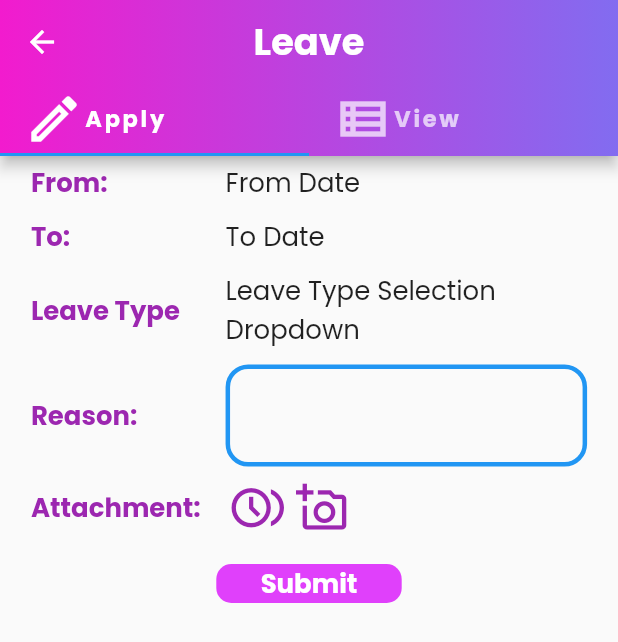
After one commit to Sadja18/school, a Flutter app: the AttedanceLeaveScreen screen opened by its route, after a tap on "Leaves", on a phone screen of 412 x 824 dp. The commit adds this screen. Shown: the top 642 px of the screen. Run offline on Flutter 3.47's test engine with Material 2 defaults, Android fonts, the phone set to English and light mode, and no system bars; our stand-ins replace image_picker, sqflite, syncfusion_flutter_calendar; missing offline and left inert: table_sticky_headers; accounts and stored records are empty; project files that could hold a hidden picture were left out.

Commit message:
version: 2.2.9.001, leave apply added

```diff
--- a/lib/main.dart
+++ b/lib/main.dart
@@ -8,6 +8,8 @@ import './screens/new_assessment.dart';
 import '../services/helper_db.dart';
 import './screens/dashboard.dart';
 import './screens/login.dart';
+import './screens/attendance_leave.dart';
+import './screens/leave.dart';
 import './services/sync_services.dart';
 // import './screens/dummy.dart';
 import './widgets/sticky_basic_reading_widget.dart';
@@ -87,13 +89,15 @@ class _MyAppState extends State<MyApp> {
 
         /// the other paths are just specifying which Navigation route maps to which widget
         /// all the widgets mapped to the routes are defined in <project_home>/lib/screens directory
+        Login.routeName: (ctx) => Login(),
         Dashboard.routeName: (ctx) => Dashboard(),
-        Login.routeName: (ctx) => Login(),
+        AttedanceLeaveScreen.routeName: (ctx) => AttedanceLeaveScreen(),
+        StickyAttendance.routeName: (ctx) => StickyAttendance(),
+        LeaveScreen.routeName: (ctx) => LeaveScreen(),
         AssessmentScreen.routeName: (ctx) => AssessmentScreen(),
         StickyBasicReading.routeName: (ctx) => StickyBasicReading(),
         StickyNumericAbility.routeName: (ctx) => StickyNumericAbility(),
-        StickyAttendance.routeName: (ctx) => StickyAttendance(),
-        PaceAssessmentScreen.routeName: (ctx) => PaceAssessmentScreen()
+        PaceAssessmentScreen.routeName: (ctx) => PaceAssessmentScreen(),
       },
     );
   }
--- /dev/null
+++ b/lib/screens/attendance_leave.dart
@@ -0,0 +1,118 @@
+import 'package:flutter/material.dart';
+
+import '../widgets/sticky_attendance_widget.dart';
+import './leave.dart';
+
+class AttedanceLeaveScreen extends StatelessWidget {
+  static const routeName = "/screen-attendance-leave";
+  const AttedanceLeaveScreen({Key? key}) : super(key: key);
+
+  @override
+  Widget build(BuildContext context) {
+    var statusBarHeight = MediaQuery.of(context).padding.top;
+    var appBarHeight = kToolbarHeight;
+    return Scaffold(
+      appBar: AppBar(
+        centerTitle: true,
+        title: Container(
+          alignment: Alignment.topCenter,
+          child: const Text(
+            "Attendance/Leave",
+            style: TextStyle(
+              color: Colors.white,
+              fontWeight: FontWeight.bold,
+            ),
+          ),
+        ),
+        backgroundColor: Theme.of(context).primaryColor,
+        flexibleSpace: Container(
+          decoration: const BoxDecoration(
+            gradient: LinearGradient(
+              colors: <Color>[
+                Color(0xfff21bce),
+                Color(0xff826cf0),
+              ],
+            ),
+          ),
+        ),
+      ),
+      body: Container(
+        width: MediaQuery.of(context).size.width,
+        height: MediaQuery.of(context).size.height -
+            (statusBarHeight + appBarHeight + 1),
+        decoration: const BoxDecoration(),
+        alignment: Alignment.topCenter,
+        child: Column(
+          mainAxisAlignment: MainAxisAlignment.spaceEvenly,
+          crossAxisAlignment: CrossAxisAlignment.center,
+          children: [
+            Container(
+              decoration: BoxDecoration(
+                border: Border.all(
+                  width: 4.0,
+                ),
+                borderRadius: BorderRadius.circular(
+                  10.0,
+                ),
+              ),
+              width: MediaQuery.of(context).size.width * 0.60,
+              height: MediaQuery.of(context).size.height * 0.30,
+              child: TextButton(
+                onPressed: () {
+                  Navigator.of(context).pushNamed(StickyAttendance.routeName);
+//
+                },
+                child: Column(
+                  mainAxisAlignment: MainAxisAlignment.center,
+                  crossAxisAlignment: CrossAxisAlignment.center,
+                  children: [
+                    Image.asset('assets/dashboardIcons/leave.png'),
+                    const Text(
+                      'Attendance',
+                      style: TextStyle(
+                        fontWeight: FontWeight.bold,
+                        fontSize: 20.0,
+                      ),
+                    ),
+                  ],
+                ),
+              ),
+            ),
+            Container(
+              decoration: BoxDecoration(
+                border: Border.all(
+                  width: 4.0,
+                ),
+                borderRadius: BorderRadius.circular(
+                  10.0,
+                ),
+              ),
+              width: MediaQuery.of(context).size.width * 0.60,
+              height: MediaQuery.of(context).size.height * 0.30,
+              child: TextButton(
+                onPressed: () {
+                  Navigator.of(context).pushNamed(LeaveScreen.routeName);
+//
+                },
+                child: Column(
+                  mainAxisAlignment: MainAxisAlignment.center,
+                  crossAxisAlignment: CrossAxisAlignment.center,
+                  children: [
+                    Image.asset('assets/dashboardIcons/leave.png'),
+                    const Text(
+                      'Leaves',
+                      style: TextStyle(
+                        fontWeight: FontWeight.bold,
+                        fontSize: 20.0,
+                      ),
+                    ),
+                  ],
+                ),
+              ),
+            ),
+          ],
+        ),
+      ),
+    );
+  }
+}
--- a/lib/screens/dashboard.dart
+++ b/lib/screens/dashboard.dart
@@ -4,6 +4,8 @@ import 'dart:developer';
 
 import 'package:flutter/foundation.dart';
 import 'package:flutter/material.dart';
+import 'package:school/screens/attendance_leave.dart';
+import 'package:school/screens/leave.dart';
 import '../services/helper_db.dart';
 // import 'package:school/screens/dummy.dart';
 // import 'package:workmanager/workmanager.dart';
@@ -15,7 +17,6 @@ import '../services/request_handler.dart';
 import '../screens/login.dart';
 import '../services/database_handler.dart';
 import '../services/sync_services.dart';
-import '../widgets/sticky_attendance_widget.dart';
 import '../widgets/pace_assessment.dart';
 import '../models/urlPaths.dart' as uri_paths;
 
@@ -276,7 +277,8 @@ class _DashboardState extends State<Dashboard> {
               height: MediaQuery.of(context).size.height * 0.30,
               child: TextButton(
                 onPressed: () {
-                  Navigator.of(context).pushNamed(StickyAttendance.routeName);
+                  Navigator.of(context)
+                      .pushNamed(AttedanceLeaveScreen.routeName);
 //
                 },
                 child: Column(
@@ -285,7 +287,7 @@ class _DashboardState extends State<Dashboard> {
                   children: [
                     Image.asset('assets/dashboardIcons/leave.png'),
                     const Text(
-                      'Attendance',
+                      'Attendance/Leave',
                       style: TextStyle(
                         fontWeight: FontWeight.bold,
                         fontSize: 20.0,
--- /dev/null
+++ b/lib/screens/leave.dart
@@ -0,0 +1,96 @@
+// ignore_for_file: prefer_const_literals_to_create_immutables, prefer_const_constructors
+
+import 'package:flutter/foundation.dart';
+import 'package:flutter/material.dart';
+import 'package:image_picker/image_picker.dart';
+
+import '../widgets/leave_apply.dart';
+import '../widgets/leave_view_applied.dart';
+
+class LeaveScreen extends StatefulWidget {
+  static const routeName = "/screen-leave";
+  const LeaveScreen({Key? key}) : super(key: key);
+
+  @override
+  State<LeaveScreen> createState() => _LeaveScreenState();
+}
+
+class _LeaveScreenState extends State<LeaveScreen> {
+  @override
+  Widget build(BuildContext context) {
+    return DefaultTabController(
+      length: 2,
+      child: Scaffold(
+        appBar: AppBar(
+          centerTitle: true,
+          title: const Text(
+            "Leave",
+            style: TextStyle(
+              color: Colors.white,
+              fontWeight: FontWeight.bold,
+            ),
+          ),
+          backgroundColor: Theme.of(context).primaryColor,
+          flexibleSpace: Container(
+            decoration: const BoxDecoration(
+              gradient: LinearGradient(
+                colors: <Color>[
+                  Color(0xfff21bce),
+                  Color(0xff826cf0),
+                ],
+              ),
+            ),
+          ),
+          bottom: TabBar(
+            tabs: [
+              Tab(
+                child: Row(
+                  children: const [
+                    Icon(
+                      Icons.create_outlined,
+                      semanticLabel: 'Apply for leave',
+                      size: 40,
+                    ),
+                    Text(
+                      'Apply',
+                      style: TextStyle(
+                        fontWeight: FontWeight.bold,
+                        fontSize: 15,
+                        letterSpacing: 1.8,
+                      ),
+                    ),
+                  ],
+                ),
+              ),
+              Tab(
+                child: Row(
+                  children: const [
+                    Icon(
+                      Icons.view_list_outlined,
+                      semanticLabel: 'View leave request status',
+                      size: 40,
+                    ),
+                    Text(
+                      'View',
+                      style: TextStyle(
+                        fontWeight: FontWeight.bold,
+                        fontSize: 15,
+                        letterSpacing: 1.8,
+                      ),
+                    ),
+                  ],
+                ),
+              ),
+            ],
+          ),
+        ),
+        body: TabBarView(
+          children: [
+            ApplyForLeaveWidget(),
+            LeaveViewApplied(),
+          ],
+        ),
+      ),
+    );
+  }
+}
--- /dev/null
+++ b/lib/widgets/leave_apply.dart
@@ -0,0 +1,313 @@
+// ignore_for_file: unused_import, prefer_final_fields, unused_field
+import 'dart:convert';
+import 'dart:io';
+import 'package:flutter/material.dart';
+import 'package:flutter/foundation.dart';
+import 'package:image_picker/image_picker.dart';
+
+class ApplyForLeaveWidget extends StatefulWidget {
+  const ApplyForLeaveWidget({Key? key}) : super(key: key);
+
+  @override
+  State<ApplyForLeaveWidget> createState() => _ApplyForLeaveWidgetState();
+}
+
+class _ApplyForLeaveWidgetState extends State<ApplyForLeaveWidget> {
+  TextEditingController _reasonController = TextEditingController();
+  final FocusNode _reasonNode = FocusNode();
+  final ImagePicker _picker = ImagePicker();
+  late File _image;
+  String _image64Code = "";
+
+  void uploadedImagePreview() async {
+    return showDialog(
+        context: context,
+        builder: (BuildContext ctx) {
+          return AlertDialog(
+            title: const SizedBox(
+              height: 0,
+            ),
+            titlePadding: const EdgeInsets.all(0),
+            // contentPadding: const EdgeInsets.all(0),
+            content: SizedBox(
+              height: MediaQuery.of(context).size.height * 0.90,
+              width: MediaQuery.of(context).size.width,
+              child: SingleChildScrollView(
+                child: Image(
+                  image:
+                      Image.memory(const Base64Decoder().convert(_image64Code))
+                          .image,
+                  fit: BoxFit.fill,
+                  width: MediaQuery.of(context).size.width,
+                  height: MediaQuery.of(context).size.height,
+                ),
+              ),
+            ),
+          );
+        });
+  }
+
+  Future getImageFromCamera() async {
+    var image = await _picker.pickImage(source: ImageSource.camera);
+    if (image != null) {
+      if (image.path.isNotEmpty) {
+        setState(() {
+          _image = File(image.path);
+        });
+        List<int> imageBytes = await File(image.path).readAsBytes();
+        String img64 = base64Encode(imageBytes);
+
+        if (img64.isNotEmpty && img64 != "") {
+          setState(() {
+            _image64Code = img64;
+          });
+        }
+      }
+
+      if (kDebugMode) {
+        print(_image64Code.toString());
+      }
+    }
+  }
+
+  Future getImagefromGallery() async {
+    var image = await _picker.pickImage(source: ImageSource.gallery);
+
+    if (image != null) {
+      if (image.path.isNotEmpty) {
+        setState(() {
+          _image = File(image.path);
+        });
+        List<int> imageBytes = await File(image.path).readAsBytes();
+        String img64 = base64Encode(imageBytes);
+
+        if (img64.isNotEmpty && img64 != "") {
+          setState(() {
+            _image64Code = img64;
+          });
+        }
+      }
+
+      if (kDebugMode) {
+        print(_image64Code.toString());
+      }
+    }
+  }
+
+  Widget tableViewField(String fieldName, Widget fieldWidget) {
+    return Container(
+      alignment: Alignment.topCenter,
+      margin: const EdgeInsets.symmetric(
+        vertical: 5.0,
+      ),
+      decoration: const BoxDecoration(),
+      width: MediaQuery.of(context).size.width * 0.90,
+      child: Table(
+        columnWidths: const <int, TableColumnWidth>{
+          0: FractionColumnWidth(0.35),
+          1: FractionColumnWidth(0.65),
+        },
+        defaultVerticalAlignment: TableCellVerticalAlignment.middle,
+        children: [
+          TableRow(
+            children: [
+              TableCell(
+                child: SizedBox(
+                  width: MediaQuery.of(context).size.width,
+                  // height: MediaQuery.of(context),
+                  child: Text(
+                    fieldName,
+                    style: const TextStyle(
+                      color: Colors.purple,
+                      fontWeight: FontWeight.bold,
+                    ),
+                  ),
+                ),
+              ),
+              TableCell(
+                child: fieldWidget,
+              ),
+            ],
+          )
+        ],
+      ),
+    );
+  }
+
+  @override
+  Widget build(BuildContext context) {
+    var statusBarHeight = MediaQuery.of(context).padding.top;
+    var appBarHeight = kToolbarHeight;
+    var formWidgetHeight = MediaQuery.of(context).size.height -
+        (statusBarHeight + appBarHeight + 1);
+    return Container(
+      decoration: const BoxDecoration(),
+      height: formWidgetHeight,
+      width: MediaQuery.of(context).size.width,
+      alignment: Alignment.topCenter,
+      child: Column(
+        mainAxisAlignment: MainAxisAlignment.start,
+        crossAxisAlignment: CrossAxisAlignment.center,
+        children: [
+          tableViewField(
+            "From:",
+            Container(
+              alignment: Alignment.centerLeft,
+              child: const Text("From Date"),
+            ),
+          ),
+          tableViewField(
+            "To:",
+            Container(
+              alignment: Alignment.centerLeft,
+              child: const Text("To Date"),
+            ),
+          ),
+          tableViewField(
+            'Leave Type',
+            Container(
+              decoration: const BoxDecoration(),
+              child: const Text("Leave Type Selection Dropdown"),
+            ),
+          ),
+          tableViewField(
+              "Reason:",
+              Container(
+                alignment: Alignment.centerLeft,
+                child: TextFormField(
+                  decoration: InputDecoration(
+                    enabledBorder: OutlineInputBorder(
+                      borderSide: const BorderSide(
+                        width: 3,
+                        color: Colors.blue,
+                      ),
+                      borderRadius: BorderRadius.circular(15),
+                    ),
+                    focusedBorder: OutlineInputBorder(
+                      borderSide: const BorderSide(
+                        width: 3,
+                        color: Colors.purple,
+                      ),
+                      borderRadius: BorderRadius.circular(15),
+                    ),
+                  ),
+                  controller: _reasonController,
+                  focusNode: _reasonNode,
+                  onChanged: (value) {
+                    if (kDebugMode) {
+                      print("value change reason");
+                      print(value.toString());
+                    }
+                  },
+                ),
+              )),
+          tableViewField(
+            "Attachment:",
+            Container(
+              alignment: Alignment.centerLeft,
+              child: Table(
+                columnWidths: const <int, TableColumnWidth>{
+                  0: FractionColumnWidth(0.40),
+                  1: FractionColumnWidth(0.40)
+                },
+                children: [
+                  TableRow(
+                    children: [
+                      TableCell(
+                        child: Row(
+                          children: [
+                            Container(
+                              margin: const EdgeInsets.symmetric(
+                                horizontal: 4.0,
+                              ),
+                              child: InkWell(
+                                onTap: () {
+                                  getImagefromGallery();
+                                },
+                                child: const Icon(
+                                  Icons.browse_gallery_outlined,
+                                  size: 35,
+                                  color: Colors.purple,
+                                ),
+                              ),
+                            ),
+                            Container(
+                              margin: const EdgeInsets.symmetric(
+                                horizontal: 4.0,
+                              ),
+                              child: InkWell(
+                                onTap: () {
+                                  getImageFromCamera();
+                                },
+                                child: const Icon(
+                                  Icons.add_a_photo_outlined,
+                                  size: 35,
+                                  color: Colors.purple,
+                                ),
+                              ),
+                            ),
+                          ],
+                        ),
+                      ),
+                      TableCell(
+                        child: (_image64Code == "")
+                            ? const SizedBox(
+                                height: 0,
+                              )
+                            : InkWell(
+                                onTap: () {
+                                  if (kDebugMode) {
+                                    print("Show Preview");
+                                  }
+                                  uploadedImagePreview();
+                                },
+                                child: const Text(
+                                  "Preview",
+                                  style: TextStyle(
+                                    color: Colors.deepPurple,
+                                  ),
+                                ),
+                              ),
+                      ),
+                    ],
+                  ),
+                ],
+              ),
+            ),
+          ),
+          Container(
+            margin: const EdgeInsets.symmetric(
+              vertical: 15.0,
+            ),
+            child: InkWell(
+              child: Container(
+                alignment: Alignment.center,
+                decoration: BoxDecoration(
+                  color: Colors.purpleAccent,
+                  borderRadius: BorderRadius.circular(
+                    10.0,
+                  ),
+                ),
+                width: MediaQuery.of(context).size.width * 0.30,
+                child: const Text(
+                  "Submit",
+                  style: TextStyle(
+                    color: Colors.white,
+                    fontWeight: FontWeight.bold,
+                  ),
+                ),
+              ),
+              onTap: () {
+                if (kDebugMode) {
+                  print("reason submitted");
+                  var reason = _reasonController.text;
+                  print(reason);
+                }
+              },
+            ),
+          ),
+        ],
+      ),
+    );
+  }
+}
--- /dev/null
+++ b/lib/widgets/leave_view_applied.dart
@@ -0,0 +1,19 @@
+import 'package:flutter/material.dart';
+import 'package:flutter/foundation.dart';
+
+class LeaveViewApplied extends StatefulWidget {
+  const LeaveViewApplied({Key? key}) : super(key: key);
+
+  @override
+  State<LeaveViewApplied> createState() => _LeaveViewAppliedState();
+}
+
+class _LeaveViewAppliedState extends State<LeaveViewApplied> {
+  @override
+  Widget build(BuildContext context) {
+    return Container(
+      decoration: const BoxDecoration(),
+      child: const Text("FutureBuilder view"),
+    );
+  }
+}
--- a/pubspec.yaml
+++ b/pubspec.yaml
@@ -22,6 +22,7 @@ dependencies:
   intl: ^0.17.0
   table_sticky_headers: ^2.0.0
   syncfusion_flutter_calendar: ^20.1.50
+  image_picker: ^0.8.5
 
 
 
```
Also changed, not shown: pubspec.lock.
